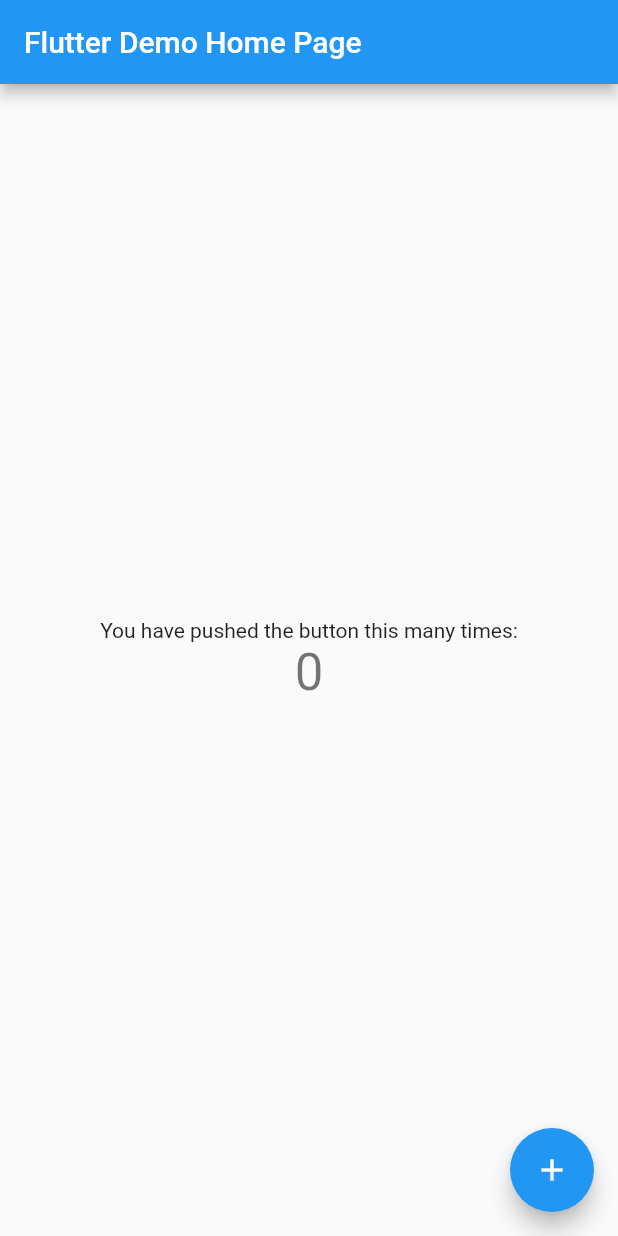
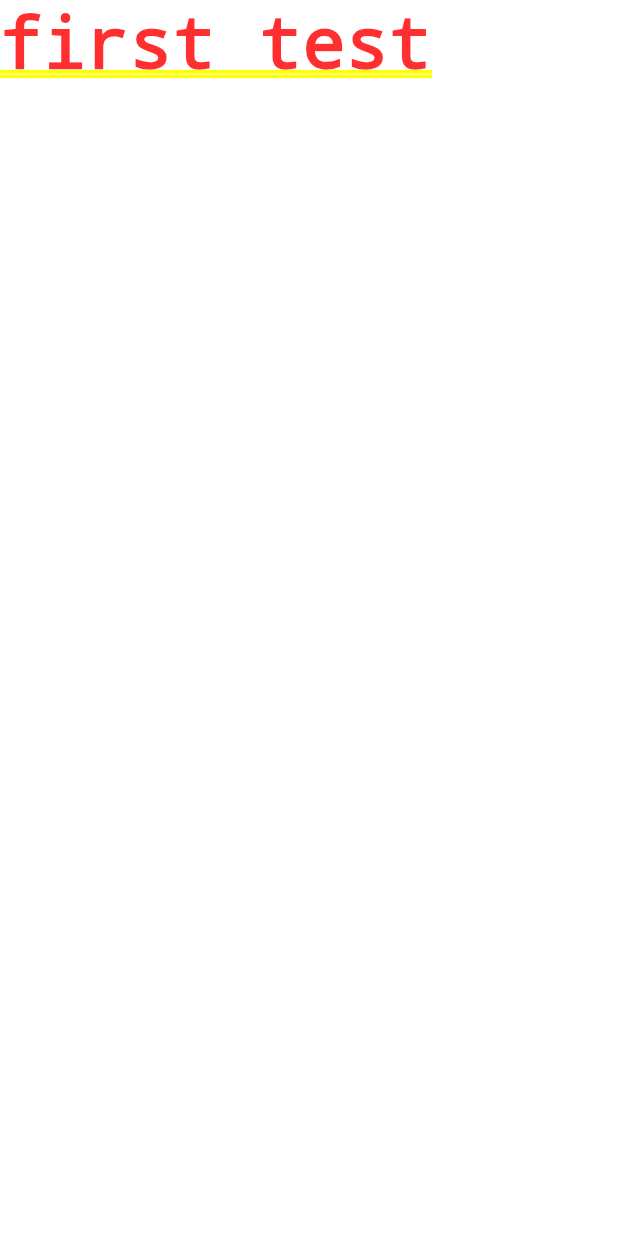
Before and after one commit to MaxPDev/Parking-Nancy, a Flutter app: the screen it shows after launch, on a phone screen of 412 x 824 dp. Run offline on Flutter 3.47's test engine with Material 2 defaults, Android fonts, the phone set to English and light mode, and no system bars.

Commit message:
main initialized

```diff
--- a/lib/main.dart
+++ b/lib/main.dart
@@ -1,115 +1,25 @@
 import 'package:flutter/material.dart';
 
+///
+/// Fonction main
+///
 void main() {
-  runApp(const MyApp());
+  runApp(const MaterialApp(
+    // Set it to false in release version
+    debugShowCheckedModeBanner: true,
+    //TODO:manage here themMode
+    home: NancyStationnementApp(),
+  ));
 }
 
-class MyApp extends StatelessWidget {
-  const MyApp({Key? key}) : super(key: key);
-
-  // This widget is the root of your application.
-  @override
-  Widget build(BuildContext context) {
-    return MaterialApp(
-      title: 'Flutter Demo',
-      theme: ThemeData(
-        // This is the theme of your application.
-        //
-        // Try running your application with "flutter run". You'll see the
-        // application has a blue toolbar. Then, without quitting the app, try
-        // changing the primarySwatch below to Colors.green and then invoke
-        // "hot reload" (press "r" in the console where you ran "flutter run",
-        // or simply save your changes to "hot reload" in a Flutter IDE).
-        // Notice that the counter didn't reset back to zero; the application
-        // is not restarted.
-        primarySwatch: Colors.blue,
-      ),
-      home: const MyHomePage(title: 'Flutter Demo Home Page'),
-    );
-  }
-}
-
-class MyHomePage extends StatefulWidget {
-  const MyHomePage({Key? key, required this.title}) : super(key: key);
-
-  // This widget is the home page of your application. It is stateful, meaning
-  // that it has a State object (defined below) that contains fields that affect
-  // how it looks.
-
-  // This class is the configuration for the state. It holds the values (in this
-  // case the title) provided by the parent (in this case the App widget) and
-  // used by the build method of the State. Fields in a Widget subclass are
-  // always marked "final".
-
-  final String title;
-
-  @override
-  State<MyHomePage> createState() => _MyHomePageState();
-}
-
-class _MyHomePageState extends State<MyHomePage> {
-  int _counter = 0;
-
-  void _incrementCounter() {
-    setState(() {
-      // This call to setState tells the Flutter framework that something has
-      // changed in this State, which causes it to rerun the build method below
-      // so that the display can reflect the updated values. If we changed
-      // _counter without calling setState(), then the build method would not be
-      // called again, and so nothing would appear to happen.
-      _counter++;
-    });
-  }
+///
+/// Classe principale
+///
+class NancyStationnementApp extends StatelessWidget {
+  const NancyStationnementApp({Key? key}) : super(key: key);
 
   @override
   Widget build(BuildContext context) {
-    // This method is rerun every time setState is called, for instance as done
-    // by the _incrementCounter method above.
-    //
-    // The Flutter framework has been optimized to make rerunning build methods
-    // fast, so that you can just rebuild anything that needs updating rather
-    // than having to individually change instances of widgets.
-    return Scaffold(
-      appBar: AppBar(
-        // Here we take the value from the MyHomePage object that was created by
-        // the App.build method, and use it to set our appbar title.
-        title: Text(widget.title),
-      ),
-      body: Center(
-        // Center is a layout widget. It takes a single child and positions it
-        // in the middle of the parent.
-        child: Column(
-          // Column is also a layout widget. It takes a list of children and
-          // arranges them vertically. By default, it sizes itself to fit its
-          // children horizontally, and tries to be as tall as its parent.
-          //
-          // Invoke "debug painting" (press "p" in the console, choose the
-          // "Toggle Debug Paint" action from the Flutter Inspector in Android
-          // Studio, or the "Toggle Debug Paint" command in Visual Studio Code)
-          // to see the wireframe for each widget.
-          //
-          // Column has various properties to control how it sizes itself and
-          // how it positions its children. Here we use mainAxisAlignment to
-          // center the children vertically; the main axis here is the vertical
-          // axis because Columns are vertical (the cross axis would be
-          // horizontal).
-          mainAxisAlignment: MainAxisAlignment.center,
-          children: <Widget>[
-            const Text(
-              'You have pushed the button this many times:',
-            ),
-            Text(
-              '$_counter',
-              style: Theme.of(context).textTheme.headline4,
-            ),
-          ],
-        ),
-      ),
-      floatingActionButton: FloatingActionButton(
-        onPressed: _incrementCounter,
-        tooltip: 'Increment',
-        child: const Icon(Icons.add),
-      ), // This trailing comma makes auto-formatting nicer for build methods.
-    );
+    return const Text("first test");
   }
 }
--- a/pubspec.yaml
+++ b/pubspec.yaml
@@ -42,6 +42,7 @@ dependencies:
   xml2json: ^5.3.3
   path: ^1.8.1
   sqflite: ^2.0.2+1
+  intl: ^0.17.0
 
 dependency_overrides:
   flutter_map_marker_cluster:
```
Also changed, not shown: lib/screens/home_screen.dart (added), pubspec.lock, 1 other file.
